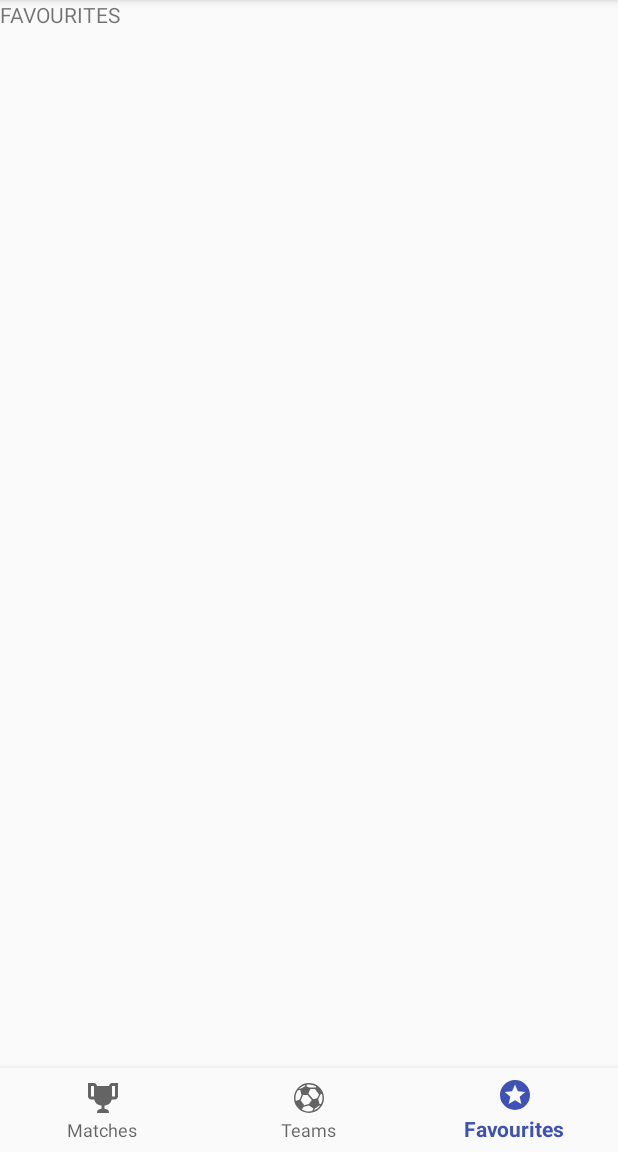
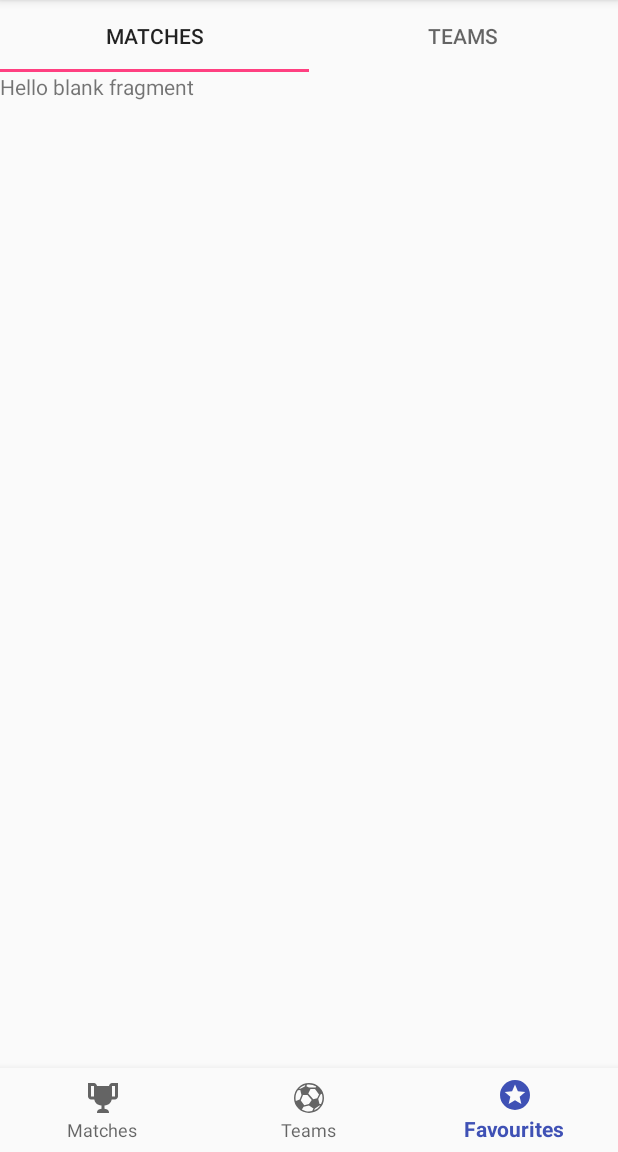
Before and after one commit to vitorizkiimanda/FootballVRI, an Android app: the screen it shows after launch (MainActivity), item 3 of the bottom bar chosen, on a phone screen of 412 x 824 dp, the part 84-1236 px from its top. Run offline under Robolectric (Android 15) with nearby library versions, the phone set to English and light mode, and no system bars.

Commit message:
UI : All Skeleton done

```diff
--- a/app/src/main/java/com/example/vitorizkiimanda/footballvri/favourites/FavouritesFragment.kt
+++ b/app/src/main/java/com/example/vitorizkiimanda/footballvri/favourites/FavouritesFragment.kt
@@ -2,12 +2,15 @@ package com.example.vitorizkiimanda.footballvri.favourites
 
 
 import android.os.Bundle
+import android.support.design.widget.TabLayout
 import android.support.v4.app.Fragment
+import android.support.v4.view.ViewPager
 import android.view.LayoutInflater
 import android.view.View
 import android.view.ViewGroup
 
 import com.example.vitorizkiimanda.footballvri.R
+import com.example.vitorizkiimanda.footballvri.matches.MatchesPagerAdapter
 
 // TODO: Rename parameter arguments, choose names that match
 // the fragment initialization parameters, e.g. ARG_ITEM_NUMBER
@@ -20,10 +23,23 @@ private const val ARG_PARAM2 = "param2"
  */
 class FavouritesFragment : Fragment() {
 
+    private lateinit var viewpager_favourites: ViewPager
+    private lateinit var tabs_favourites: TabLayout
+
     override fun onCreateView(inflater: LayoutInflater, container: ViewGroup?,
                               savedInstanceState: Bundle?): View? {
+
         // Inflate the layout for this fragment
-        return inflater.inflate(R.layout.fragment_favourites, container, false)
+        val view = inflater.inflate(R.layout.fragment_favourites, container, false)
+
+        //binding
+        viewpager_favourites = view.findViewById(R.id.viewpager_favourites)
+        tabs_favourites = view.findViewById(R.id.tabs_favourites)
+
+        viewpager_favourites.adapter = FavouritesPagerAdapter(childFragmentManager)
+        tabs_favourites.setupWithViewPager(viewpager_favourites)
+
+        return view
     }
 
 
--- /dev/null
+++ b/app/src/main/java/com/example/vitorizkiimanda/footballvri/favourites/FavouritesPagerAdapter.kt
@@ -0,0 +1,37 @@
+package com.example.vitorizkiimanda.footballvri.favourites
+
+import android.support.v4.app.Fragment
+import android.support.v4.app.FragmentManager
+import android.support.v4.app.FragmentPagerAdapter
+import com.example.vitorizkiimanda.footballvri.favourites.subFragments.FavouritesMatchesFragment
+import com.example.vitorizkiimanda.footballvri.favourites.subFragments.FavouritesTeamsFragment
+import com.example.vitorizkiimanda.footballvri.matches.subFragments.MatchesLastFragment
+import com.example.vitorizkiimanda.footballvri.matches.subFragments.MatchesNextFragment
+
+class FavouritesPagerAdapter(fm: FragmentManager) : FragmentPagerAdapter(fm) {
+
+    override fun getItem(position: Int): Fragment {
+        return when (position) {
+            0 -> {
+                FavouritesMatchesFragment()
+            }
+            else -> {
+                return FavouritesTeamsFragment()
+            }
+        }
+    }
+
+    override fun getCount(): Int {
+        return 2
+    }
+
+    override fun getPageTitle(position: Int): CharSequence {
+        return when (position) {
+            0 -> "Matches"
+            else -> {
+                return "Teams"
+            }
+        }
+    }
+
+}
--- /dev/null
+++ b/app/src/main/java/com/example/vitorizkiimanda/footballvri/favourites/subFragments/FavouritesMatchesFragment.kt
@@ -0,0 +1,30 @@
+package com.example.vitorizkiimanda.footballvri.favourites.subFragments
+
+
+import android.os.Bundle
+import android.support.v4.app.Fragment
+import android.view.LayoutInflater
+import android.view.View
+import android.view.ViewGroup
+
+import com.example.vitorizkiimanda.footballvri.R
+
+// TODO: Rename parameter arguments, choose names that match
+// the fragment initialization parameters, e.g. ARG_ITEM_NUMBER
+private const val ARG_PARAM1 = "param1"
+private const val ARG_PARAM2 = "param2"
+
+/**
+ * A simple [Fragment] subclass.
+ *
+ */
+class FavouritesMatchesFragment : Fragment() {
+
+    override fun onCreateView(inflater: LayoutInflater, container: ViewGroup?,
+                              savedInstanceState: Bundle?): View? {
+        // Inflate the layout for this fragment
+        return inflater.inflate(R.layout.fragment_favourites_matches, container, false)
+    }
+
+
+}
--- /dev/null
+++ b/app/src/main/java/com/example/vitorizkiimanda/footballvri/favourites/subFragments/FavouritesTeamsFragment.kt
@@ -0,0 +1,30 @@
+package com.example.vitorizkiimanda.footballvri.favourites.subFragments
+
+
+import android.os.Bundle
+import android.support.v4.app.Fragment
+import android.view.LayoutInflater
+import android.view.View
+import android.view.ViewGroup
+
+import com.example.vitorizkiimanda.footballvri.R
+
+// TODO: Rename parameter arguments, choose names that match
+// the fragment initialization parameters, e.g. ARG_ITEM_NUMBER
+private const val ARG_PARAM1 = "param1"
+private const val ARG_PARAM2 = "param2"
+
+/**
+ * A simple [Fragment] subclass.
+ *
+ */
+class FavouritesTeamsFragment : Fragment() {
+
+    override fun onCreateView(inflater: LayoutInflater, container: ViewGroup?,
+                              savedInstanceState: Bundle?): View? {
+        // Inflate the layout for this fragment
+        return inflater.inflate(R.layout.fragment_favourites_teams, container, false)
+    }
+
+
+}
--- a/app/src/main/res/layout/fragment_favourites.xml
+++ b/app/src/main/res/layout/fragment_favourites.xml
@@ -1,14 +1,25 @@
 <?xml version="1.0" encoding="utf-8"?>
-<FrameLayout xmlns:android="http://schemas.android.com/apk/res/android"
-    xmlns:tools="http://schemas.android.com/tools"
+
+<LinearLayout xmlns:android="http://schemas.android.com/apk/res/android"
+xmlns:app="http://schemas.android.com/apk/res-auto"
+xmlns:tools="http://schemas.android.com/tools"
+android:layout_width="match_parent"
+android:layout_height="match_parent"
+tools:context=".favourites.FavouritesFragment"
+android:orientation="vertical">
+
+
+<android.support.design.widget.TabLayout
+    android:id="@+id/tabs_favourites"
     android:layout_width="match_parent"
-    android:layout_height="match_parent"
-    tools:context=".favourites.FavouritesFragment">
+    android:layout_height="wrap_content"
+    app:tabMode="fixed"
+    />
 
-    <!-- TODO: Update blank fragment layout -->
-    <TextView
-        android:layout_width="match_parent"
-        android:layout_height="match_parent"
-        android:text="FAVOURITES" />
+<android.support.v4.view.ViewPager
+    android:id="@+id/viewpager_favourites"
+    android:layout_width="match_parent"
+    android:layout_height="wrap_content"
+    />
 
-</FrameLayout>
+</LinearLayout>
--- /dev/null
+++ b/app/src/main/res/layout/fragment_favourites_matches.xml
@@ -0,0 +1,14 @@
+<?xml version="1.0" encoding="utf-8"?>
+<FrameLayout xmlns:android="http://schemas.android.com/apk/res/android"
+    xmlns:tools="http://schemas.android.com/tools"
+    android:layout_width="match_parent"
+    android:layout_height="match_parent"
+    tools:context=".favourites.subFragments.FavouritesMatchesFragment">
+
+    <!-- TODO: Update blank fragment layout -->
+    <TextView
+        android:layout_width="match_parent"
+        android:layout_height="match_parent"
+        android:text="@string/hello_blank_fragment" />
+
+</FrameLayout>
--- /dev/null
+++ b/app/src/main/res/layout/fragment_favourites_teams.xml
@@ -0,0 +1,14 @@
+<?xml version="1.0" encoding="utf-8"?>
+<FrameLayout xmlns:android="http://schemas.android.com/apk/res/android"
+    xmlns:tools="http://schemas.android.com/tools"
+    android:layout_width="match_parent"
+    android:layout_height="match_parent"
+    tools:context=".favourites.subFragments.FavouritesTeamsFragment">
+
+    <!-- TODO: Update blank fragment layout -->
+    <TextView
+        android:layout_width="match_parent"
+        android:layout_height="match_parent"
+        android:text="@string/hello_blank_fragment" />
+
+</FrameLayout>
```
